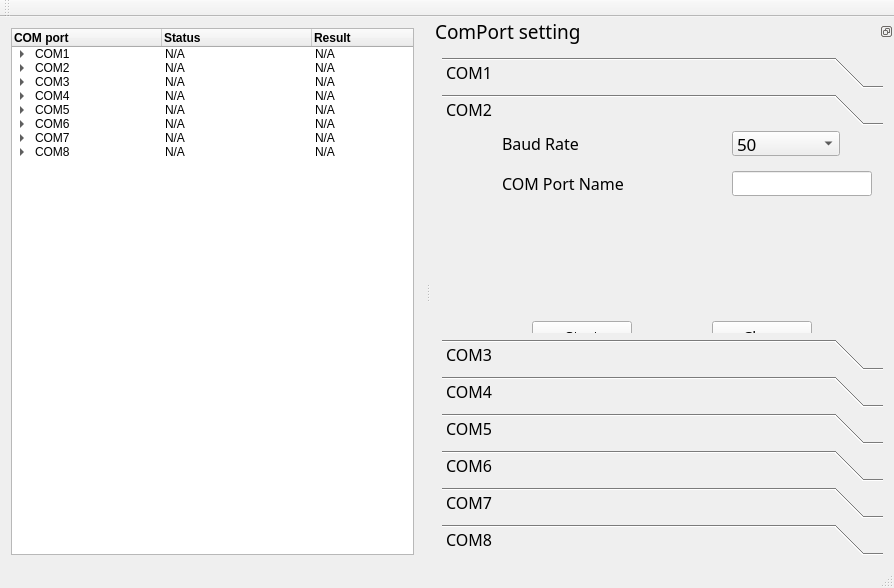
Above: mainwindow.ui from soso7885/QTvcom_test before the change. Below: the same form after it.
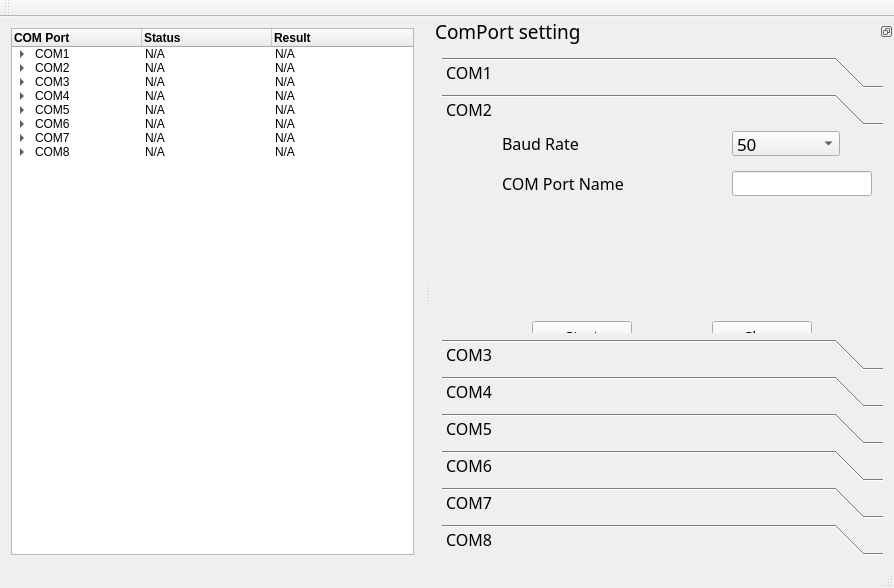
That is the form after the change. The open tabs and pages were chosen to show the change.

Patch:
```diff
--- a/mainwindow.ui
+++ b/mainwindow.ui
@@ -30,11 +30,11 @@
        <number>3</number>
       </property>
       <attribute name="headerDefaultSectionSize">
-       <number>150</number>
+       <number>130</number>
       </attribute>
       <column>
        <property name="text">
-        <string>COM port</string>
+        <string>COM Port</string>
        </property>
        <property name="font">
         <font>
@@ -81,6 +81,15 @@
        <property name="text">
         <string>N/A</string>
        </property>
+       <property name="background">
+        <brush brushstyle="NoBrush">
+         <color alpha="255">
+          <red>0</red>
+          <green>255</green>
+          <blue>0</blue>
+         </color>
+        </brush>
+       </property>
        <property name="flags">
         <set>ItemIsDragEnabled|ItemIsUserCheckable|ItemIsEnabled</set>
        </property>
```
Left out of the diff: 28 changed lines with no effect on the pictures.
